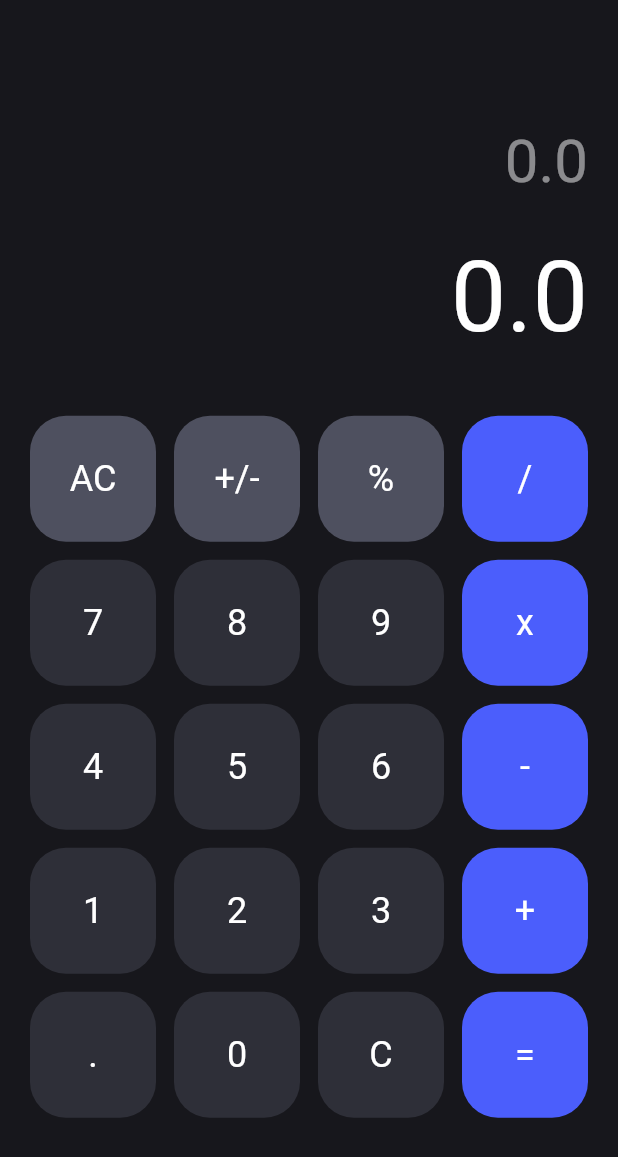
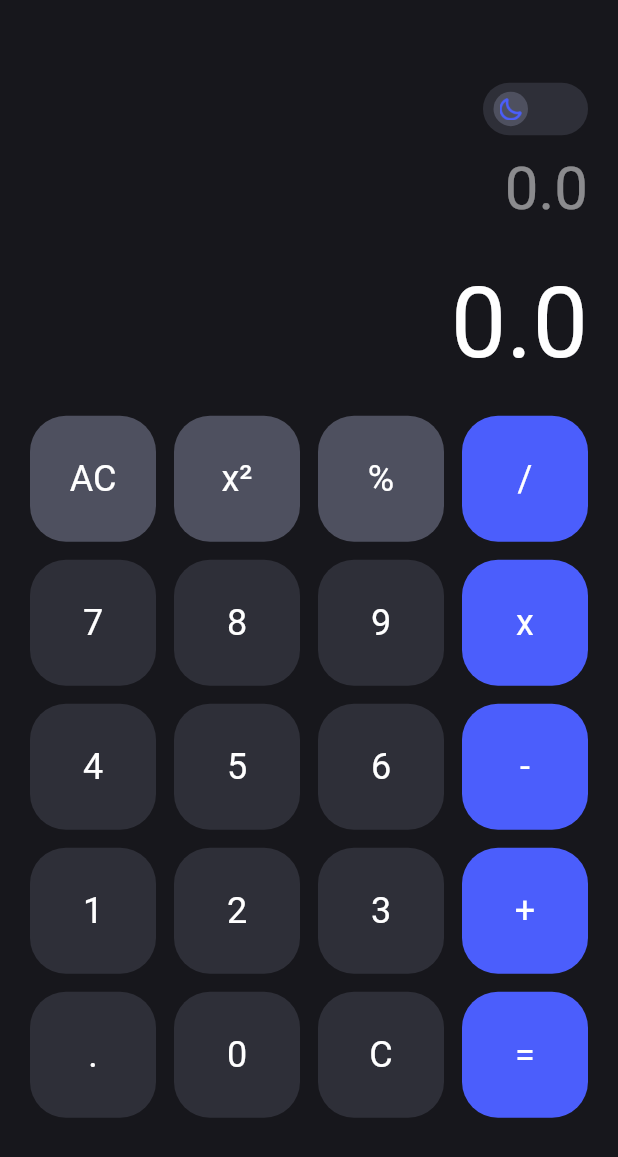
Before and after one commit to whisnuys/flutter-calculator-app, a Flutter app: the screen it shows after launch, on a phone screen of 412 x 824 dp. Shown: the top 1157 px of the screen. Run offline on Flutter 3.47's test engine with Material 2 defaults, Android fonts, the phone set to English and light mode, and no system bars; drawn by our look-alikes of flutter_switch; our stand-ins replace math_expressions.

Commit message:
adding light&dark theme

```diff
--- a/lib/constant.dart
+++ /dev/null
@@ -1,7 +0,0 @@
-import 'package:flutter/material.dart';
-
-Color bgDarkColor = const Color(0xFF17171C);
-Color btnPrimaryDark = const Color(0xFF2E2F38);
-Color btnGreyDark = const Color(0xFF4E505F);
-Color btnBlueDark = const Color(0xFF4B5EFC);
-Color whiteColor = const Color(0xFFFFFFFF);
--- a/lib/main.dart
+++ b/lib/main.dart
@@ -1,9 +1,9 @@
 import 'package:flutter/material.dart';
 import 'package:math_expressions/math_expressions.dart';
-import './constant.dart';
+import 'package:flutter_switch/flutter_switch.dart';
 
 void main() {
-  runApp(MyApp());
+  runApp(const MyApp());
 }
 
 class MyApp extends StatelessWidget {
@@ -29,10 +29,20 @@ class _CalculatorState extends State<Calculator> {
   var result = "0.0";
   double resultFontSize = 66;
   double userFontSize = 40;
+  bool isSwitched = false;
+  late Color textColor;
+
+  // color
+  Color bgColor = const Color(0xFF17171C);
+  Color btnPrimary = const Color(0xFF2E2F38);
+  Color btnGrey = const Color(0xFF4E505F);
+  Color btnBlueDark = const Color(0xFF4B5EFC);
+  Color whiteColor = const Color(0xFFFFFFFF);
+  Color blackColor = const Color(0xFF000000);
 
   List<String> buttons = [
     "AC",
-    "+/-",
+    "x²",
     "%",
     "/",
     "7",
@@ -71,10 +81,28 @@ class _CalculatorState extends State<Calculator> {
     super.dispose();
   }
 
+  void toggleSwitch(bool value) {
+    if (isSwitched == false) {
+      setState(() {
+        isSwitched = true;
+        bgColor = const Color(0xFFF1F2F3);
+        btnPrimary = whiteColor;
+        btnGrey = const Color(0xFFD2D3DA);
+      });
+    } else {
+      setState(() {
+        isSwitched = false;
+        bgColor = const Color(0xFF17171C);
+        btnPrimary = const Color(0xFF2E2F38);
+        btnGrey = const Color(0xFF4E505F);
+      });
+    }
+  }
+
   @override
   Widget build(BuildContext context) {
     return Scaffold(
-      backgroundColor: bgDarkColor,
+      backgroundColor: bgColor,
       body: Container(
         padding: const EdgeInsets.only(
           top: 40,
@@ -93,6 +121,26 @@ class _CalculatorState extends State<Calculator> {
                   mainAxisAlignment: MainAxisAlignment.center,
                   crossAxisAlignment: CrossAxisAlignment.end,
                   children: [
+                    // Switch(value: isSwitched, onChanged: toggleSwitch),
+                    FlutterSwitch(
+                      value: isSwitched,
+                      onToggle: toggleSwitch,
+                      padding: 6.0,
+                      inactiveIcon: Image.asset(
+                        "assets/moon.png",
+                        width: 24,
+                        height: 24,
+                      ),
+                      inactiveToggleColor: const Color(0xFF4E505F),
+                      inactiveColor: const Color(0xFF2E2F38),
+                      activeIcon: Image.asset(
+                        "assets/sun.png",
+                        width: 24,
+                        height: 24,
+                      ),
+                      activeToggleColor: whiteColor,
+                      activeColor: const Color(0xFFD2D3DA),
+                    ),
                     TextField(
                       textAlign: TextAlign.right,
                       controller: inputController,
@@ -100,7 +148,9 @@ class _CalculatorState extends State<Calculator> {
                       style: TextStyle(
                         fontSize: userFontSize,
                         decoration: TextDecoration.none,
-                        color: whiteColor.withOpacity(0.50),
+                        color: isSwitched
+                            ? blackColor.withOpacity(0.50)
+                            : whiteColor.withOpacity(0.50),
                       ),
                       decoration: InputDecoration(
                         enabledBorder: InputBorder.none,
@@ -108,7 +158,9 @@ class _CalculatorState extends State<Calculator> {
                         focusedBorder: InputBorder.none,
                         hintText: "0.0",
                         hintStyle: TextStyle(
-                          color: whiteColor.withOpacity(0.50),
+                          color: isSwitched
+                              ? blackColor.withOpacity(0.50)
+                              : whiteColor.withOpacity(0.50),
                         ),
                         hintTextDirection: TextDirection.rtl,
                       ),
@@ -119,7 +171,7 @@ class _CalculatorState extends State<Calculator> {
                         result,
                         style: TextStyle(
                           fontSize: resultFontSize,
-                          color: whiteColor,
+                          color: isSwitched ? blackColor : whiteColor,
                         ),
                       ),
                     ),
@@ -168,36 +220,45 @@ class _CalculatorState extends State<Calculator> {
     switch (text) {
       case '=':
         btnColor = btnBlueDark;
+        textColor = whiteColor;
         break;
       case '+':
         btnColor = btnBlueDark;
+        textColor = whiteColor;
         break;
       case '-':
         btnColor = btnBlueDark;
+        textColor = whiteColor;
         break;
       case 'x':
         btnColor = btnBlueDark;
+        textColor = whiteColor;
         break;
       case '/':
         btnColor = btnBlueDark;
+        textColor = whiteColor;
         break;
       case '%':
-        btnColor = btnGreyDark;
+        btnColor = btnGrey;
+        textColor = isSwitched ? blackColor : whiteColor;
         break;
-      case '+/-':
-        btnColor = btnGreyDark;
+      case 'x²':
+        btnColor = btnGrey;
+        textColor = isSwitched ? blackColor : whiteColor;
         break;
       case 'AC':
-        btnColor = btnGreyDark;
+        btnColor = btnGrey;
+        textColor = isSwitched ? blackColor : whiteColor;
         break;
       default:
-        btnColor = btnPrimaryDark;
+        btnColor = btnPrimary;
+        textColor = isSwitched ? blackColor : whiteColor;
     }
     return InkWell(
       borderRadius: BorderRadius.circular(24),
       onTap: () {
         setState(() {
-          if (inputController.text.length >= 6) {
+          if (inputController.text.length >= 8) {
             resultFontSize = 36;
             userFontSize = 16;
           } else {
@@ -214,7 +275,10 @@ class _CalculatorState extends State<Calculator> {
             if (inputController.text.isEmpty) {
               result = "0.0";
             }
+          } else if (text == "x²") {
+            inputController.text = "${inputController.text}^2";
           } else if (text == "=") {
+            inputController.text;
           } else {
             inputController.text = inputController.text + text;
           }
@@ -234,7 +298,7 @@ class _CalculatorState extends State<Calculator> {
         child: Text(
           text,
           style: TextStyle(
-            color: whiteColor,
+            color: textColor,
             fontSize: 24,
           ),
         ),
```
Also changed, not shown: lib/custom_button.dart (deleted, +0 -12 lines).
